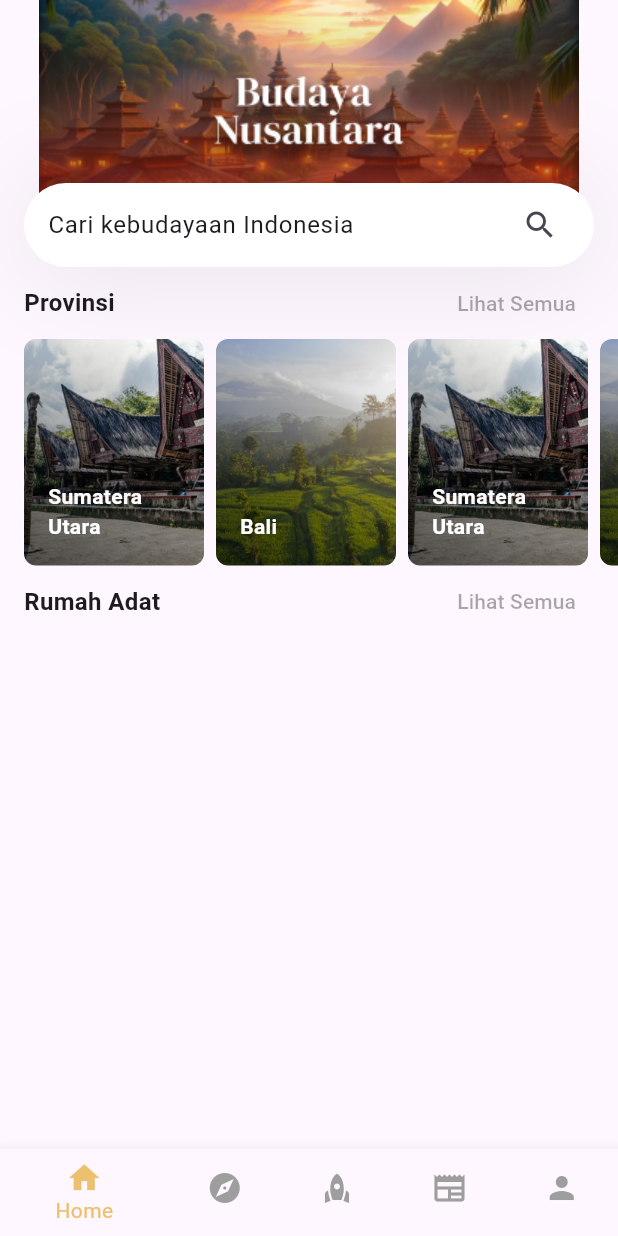
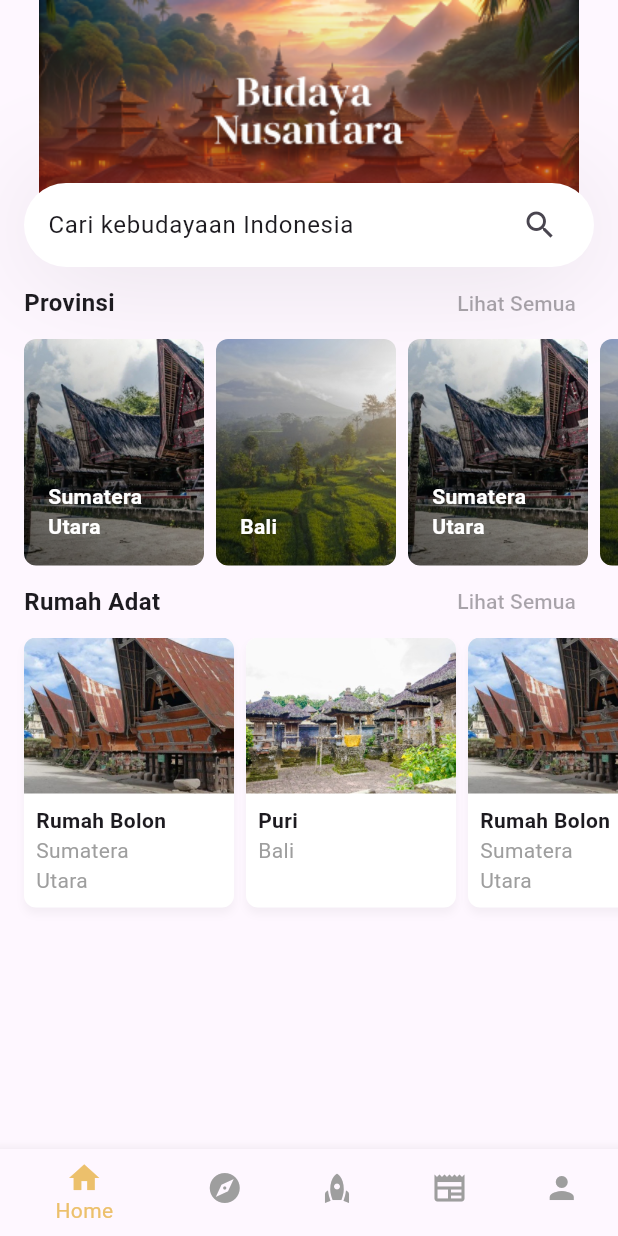
Before and after one commit to AryaSuryaaa/Busara, a Flutter app: the screen it shows after launch, on a phone screen of 412 x 824 dp. Run offline on Flutter 3.47's test engine with Material 3 defaults, Android fonts, the phone set to English and light mode, and no system bars.

Commit message:
add rumah adat list

```diff
--- a/assets/provinces.json
+++ b/assets/provinces.json
@@ -28,9 +28,9 @@
         ],
         "traditional_houses": [
           {
-            "image": "url_to_image_rumah_batak",
-            "title": "Rumah Batak",
-            "sub_text": "Rumah adat Sumatera Utara",
+            "image": "images/sumuthomepic.jpg",
+            "title": "Rumah Bolon",
+            "sub_text": "Sumatera Utara",
             "updated_date": "2024-06-26",
             "province": "Sumatera Utara",
             "details": {
@@ -144,9 +144,9 @@
         ],
         "traditional_houses": [
           {
-            "image": "url_to_image_rumah_bali",
-            "title": "Rumah Adat Bali",
-            "sub_text": "Rumah adat khas Bali",
+            "image": "images/puripic.png",
+            "title": "Puri",
+            "sub_text": "Bali",
             "updated_date": "2024-06-26",
             "province": "Bali",
             "details": {
@@ -260,9 +260,9 @@
         ],
         "traditional_houses": [
           {
-            "image": "url_to_image_rumah_batak",
-            "title": "Rumah Batak",
-            "sub_text": "Rumah adat Sumatera Utara",
+            "image": "images/sumuthomepic.jpg",
+            "title": "Rumah Bolon",
+            "sub_text": "Sumatera Utara",
             "updated_date": "2024-06-26",
             "province": "Sumatera Utara",
             "details": {
@@ -376,9 +376,9 @@
         ],
         "traditional_houses": [
           {
-            "image": "url_to_image_rumah_bali",
-            "title": "Rumah Adat Bali",
-            "sub_text": "Rumah adat khas Bali",
+            "image": "images/puripic.png",
+            "title": "Puri",
+            "sub_text": "Bali",
             "updated_date": "2024-06-26",
             "province": "Bali",
             "details": {
@@ -492,9 +492,9 @@
         ],
         "traditional_houses": [
           {
-            "image": "url_to_image_rumah_batak",
-            "title": "Rumah Batak",
-            "sub_text": "Rumah adat Sumatera Utara",
+            "image": "images/sumuthomepic.jpg",
+            "title": "Rumah Bolon",
+            "sub_text": "Sumatera Utara",
             "updated_date": "2024-06-26",
             "province": "Sumatera Utara",
             "details": {
@@ -608,9 +608,9 @@
         ],
         "traditional_houses": [
           {
-            "image": "url_to_image_rumah_bali",
-            "title": "Rumah Adat Bali",
-            "sub_text": "Rumah adat khas Bali",
+            "image": "images/puripic.png",
+            "title": "Puri",
+            "sub_text": "Bali",
             "updated_date": "2024-06-26",
             "province": "Bali",
             "details": {
@@ -724,9 +724,9 @@
         ],
         "traditional_houses": [
           {
-            "image": "url_to_image_rumah_batak",
-            "title": "Rumah Batak",
-            "sub_text": "Rumah adat Sumatera Utara",
+            "image": "images/sumuthomepic.jpg",
+            "title": "Rumah Bolon",
+            "sub_text": "Sumatera Utara",
             "updated_date": "2024-06-26",
             "province": "Sumatera Utara",
             "details": {
@@ -840,9 +840,9 @@
         ],
         "traditional_houses": [
           {
-            "image": "url_to_image_rumah_bali",
-            "title": "Rumah Adat Bali",
-            "sub_text": "Rumah adat khas Bali",
+            "image": "images/puripic.png",
+            "title": "Puri",
+            "sub_text": "Bali",
             "updated_date": "2024-06-26",
             "province": "Bali",
             "details": {
--- a/lib/main.dart
+++ b/lib/main.dart
@@ -1,4 +1,3 @@
-import 'package:busara/common/styles.dart';
 import 'package:busara/ui/main_page.dart';
 import 'package:flutter/material.dart';
 
--- a/lib/ui/home_page.dart
+++ b/lib/ui/home_page.dart
@@ -1,6 +1,7 @@
 import 'dart:convert';
 
 import 'package:busara/model/Provinces.dart';
+import 'package:busara/widget/budaya_card.dart';
 import 'package:busara/widget/platform_widget.dart';
 import 'package:busara/widget/province_card.dart';
 import 'package:flutter/cupertino.dart';
@@ -129,7 +130,45 @@ class HomePage extends StatelessWidget {
                                 ],
                               ),
                             ),
-
+                            Container(
+                              height: 190,
+                              child: ListView.builder(
+                                scrollDirection: Axis.horizontal,
+                                itemCount: provinces.provinces.length,
+                                itemBuilder: (context, index) {
+                                  EdgeInsetsGeometry margin = EdgeInsets.only(left: 0);
+                                  if (index == 0) {
+                                    // Margin for the first item
+                                    margin = EdgeInsets.only(left: 16,bottom: 10);
+                                  } else if (index == provinces.provinces.length - 1) {
+                                    // Margin for the last item
+                                    margin = EdgeInsets.only(left: 8, right:16, bottom: 10);
+                                  } else {
+                                    margin = EdgeInsets.only(left: 8, bottom: 10);
+                                  }
+                                  final traditionalHouses = provinces.provinces[index].culturalHeritage.traditionalHouses;
+                                  return Row(
+                                    children: traditionalHouses.map((house) {
+                                      return Container(
+                                        margin: margin,
+                                        child: InkWell(
+                                          onTap: () {
+                                            // Navigator.push(context, MaterialPageRoute(builder: (context) {
+                                            //   // return DetailScreen(list: list);
+                                            // }));
+                                          },
+                                          child: BudayaCard(
+                                            title: house.title,
+                                            subTitle: house.subText,
+                                            imagePath: house.image,
+                                          ),
+                                        ),
+                                      );
+                                    }).toList(),
+                                  );
+                                },
+                              ),
+                            ),
                           ],
                         ),
                       ),
--- /dev/null
+++ b/lib/widget/budaya_card.dart
@@ -0,0 +1,65 @@
+import 'package:flutter/material.dart';
+
+class BudayaCard extends StatelessWidget {
+  final String title;
+  final String subTitle;
+  final String imagePath;
+
+  const BudayaCard({super.key, required this.title, required this.subTitle, required this.imagePath});
+
+
+  @override
+  Widget build(BuildContext context) {
+    return Container(
+      width: 140,
+      decoration: BoxDecoration(
+        color: Colors.white,
+        borderRadius: BorderRadius.circular(8),
+        boxShadow: [
+          BoxShadow(
+            color: Colors.black.withOpacity(0.04),
+            offset: Offset(0, 4),
+            blurRadius: 4,
+          )
+        ],
+      ),
+      child: Column(
+        crossAxisAlignment: CrossAxisAlignment.start,
+        children: [
+          ClipRRect(
+            borderRadius: BorderRadius.vertical(top: Radius.circular(8.0)),
+            child: SizedBox(
+                height: 104,
+                child: Image.asset(imagePath, fit: BoxFit.cover,)),
+          ),
+          Padding(
+            padding: const EdgeInsets.all(8.0),
+            child: Column(
+              children: [
+                Container(
+                  width: 100,
+                  child: Text(
+                    title,
+                    overflow: TextOverflow.ellipsis,
+                    maxLines: 1,
+                    style: TextStyle(fontWeight: FontWeight.w600),
+                  ),
+                ),
+                Container(
+                  width: 100,
+                  child: Text(
+                    subTitle,
+                    overflow: TextOverflow.ellipsis,
+                    maxLines: 2,
+                    style: TextStyle(color: Colors.grey),
+                  ),
+                ),
+              ],
+            ),
+          )
+        ],
+      ),
+    );
+  }
+
+}
```
Also changed, not shown: images/puripic.png (added), images/sumuthomepic.jpg (added).
